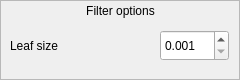
This is project/filteroptionview.ui in Aula13/QRecog as Qt 5 draws it before an edit. The edited form follows.
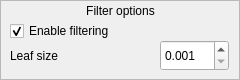
This is the edited form.

Diff of the .ui file:
```diff
--- a/project/filteroptionview.ui
+++ b/project/filteroptionview.ui
@@ -48,7 +48,7 @@
     <property name="geometry">
      <rect>
       <x>160</x>
-      <y>30</y>
+      <y>40</y>
       <width>69</width>
       <height>31</height>
      </rect>
@@ -67,7 +67,7 @@
     <property name="geometry">
      <rect>
       <x>10</x>
-      <y>30</y>
+      <y>40</y>
       <width>151</width>
       <height>31</height>
      </rect>
@@ -79,6 +79,22 @@
      <set>Qt::AlignLeading|Qt::AlignLeft|Qt::AlignVCenter</set>
     </property>
    </widget>
+   <widget class="QCheckBox" name="chkEnableFiltering">
+    <property name="geometry">
+     <rect>
+      <x>10</x>
+      <y>20</y>
+      <width>221</width>
+      <height>22</height>
+     </rect>
+    </property>
+    <property name="text">
+     <string>Enable filtering</string>
+    </property>
+    <property name="checked">
+     <bool>true</bool>
+    </property>
+   </widget>
   </widget>
  </widget>
  <resources/>
```
